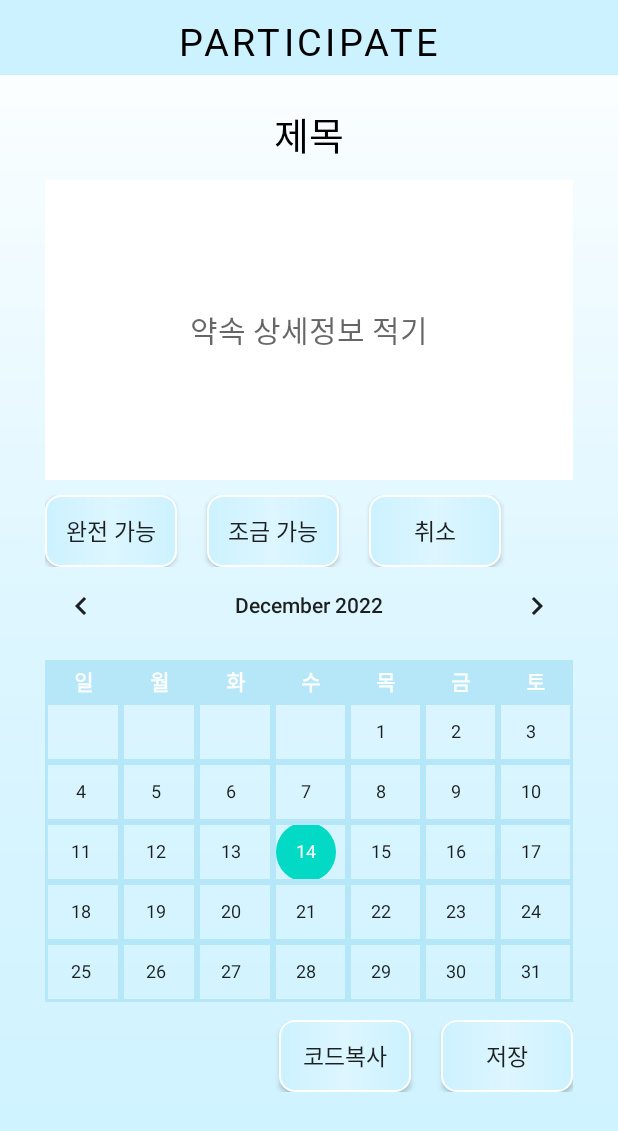
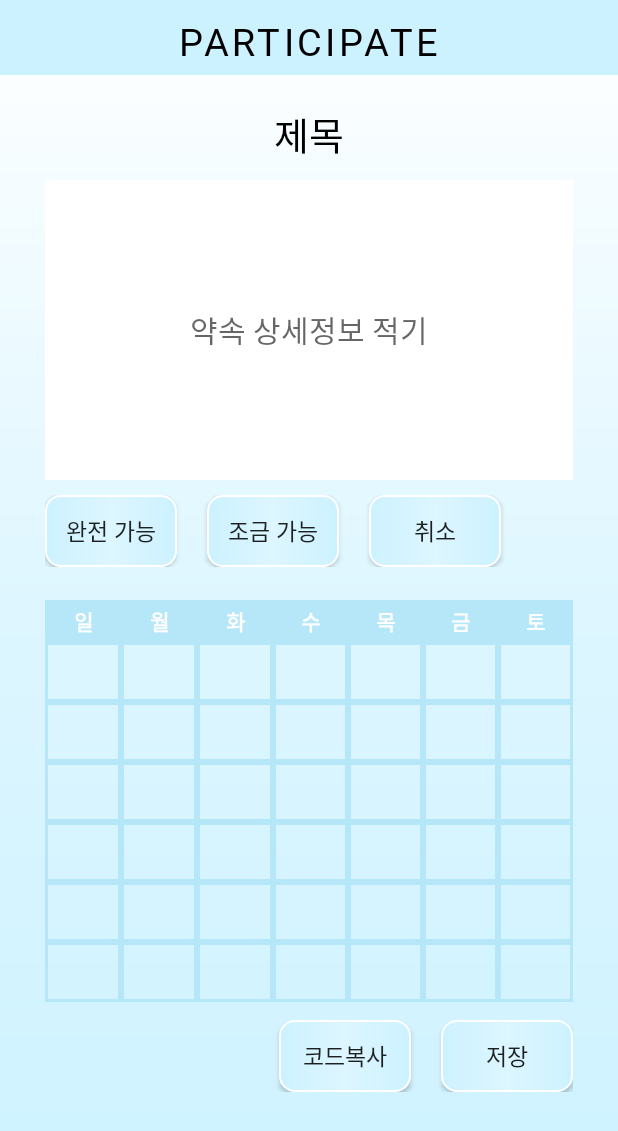
Before and after one commit to twalla26/timetable-scheduling-app, an Android app: the MonthTimetable screen opened directly, with no data from a screen before it, on a phone screen of 412 x 824 dp. Shown: the top 1131 px of the screen. Run offline under Robolectric (Android 15) with nearby library versions, the phone set to English and light mode, and no system bars; libraries missing offline, so code that uses them is left out: com.franmontiel.persistentcookiejar.

Commit message:
splash_and_popup

```diff
--- a/app/build.gradle
+++ b/app/build.gradle
@@ -1,3 +1,5 @@
+import org.gradle.api.initialization.resolve.RepositoriesMode
+
 plugins {
     id 'com.android.application'
 }
@@ -38,6 +40,7 @@ dependencies {
     implementation 'androidx.navigation:navigation-fragment:2.5.0'
     implementation 'androidx.navigation:navigation-ui:2.5.0'
     implementation("com.squareup.okhttp3:okhttp:4.9.1")
+    implementation ('com.github.franmontiel:PersistentCookieJar:v1.0.1')
     testImplementation("com.squareup.okhttp3:mockwebserver:4.9.0")
     testImplementation 'junit:junit:4.13.2'
     androidTestImplementation 'androidx.test.ext:junit:1.1.3'
--- /dev/null
+++ b/app/src/main/res/drawable/bg_splash.xml
@@ -0,0 +1,11 @@
+<?xml version="1.0" encoding="utf-8"?>
+<layer-list xmlns:android="http://schemas.android.com/apk/res/android">
+    <item android:drawable="@drawable/background"
+        android:id="@+id/title"/>
+    <item>
+        <bitmap
+            android:src="@drawable/title9"
+            android:gravity="center_horizontal"/>
+
+    </item>
+</layer-list>
--- a/app/src/main/res/layout/activity_main.xml
+++ b/app/src/main/res/layout/activity_main.xml
@@ -1,5 +1,5 @@
 <?xml version="1.0" encoding="utf-8"?>
-<LinearLayout xmlns:android="http://schemas.android.com/apk/res/android"
+<androidx.drawerlayout.widget.DrawerLayout xmlns:android="http://schemas.android.com/apk/res/android"
     xmlns:app="http://schemas.android.com/apk/res-auto"
     xmlns:tools="http://schemas.android.com/tools"
     android:layout_width="match_parent"
@@ -544,4 +544,5 @@
 
         </FrameLayout>
     </ScrollView>
-</LinearLayout>
+    <include layout="@layout/drawer"/>
+</androidx.drawerlayout.widget.DrawerLayout>
--- a/app/src/main/res/layout/activity_month_timetable.xml
+++ b/app/src/main/res/layout/activity_month_timetable.xml
@@ -122,19 +122,6 @@
                     android:textSize="15dp" />
             </LinearLayout>
 
-            <LinearLayout
-                android:layout_width="match_parent"
-                android:layout_height="match_parent"
-                android:layout_marginTop="50dp">
-
-                <CalendarView
-                    android:layout_width="match_parent"
-                    android:layout_height="366dp"
-                    android:layout_marginTop="320dp"
-                    android:layout_marginLeft="9dp"
-                    android:layout_marginRight="9dp" />
-            </LinearLayout>
-
 
             <TableLayout
                 android:layout_width="match_parent"
@@ -142,7 +129,7 @@
                 android:gravity="bottom|center"
                 android:orientation="vertical"
                 android:paddingLeft="30dp"
-                android:paddingTop="440dp"
+                android:paddingTop="400dp"
                 android:paddingRight="30dp">
 
 
@@ -531,6 +518,67 @@
                         android:background="@drawable/cell_shape1"
                         android:gravity="center" />
                 </TableRow>
+
+                <TableRow
+                    android:layout_width="match_parent"
+                    android:layout_height="match_parent">
+
+                    <androidx.appcompat.widget.AppCompatButton
+                        android:id="@+id/sunday5"
+                        android:layout_width="wrap_content"
+                        android:layout_height="40dp"
+                        android:layout_weight="3"
+                        android:background="@drawable/cell_shape1"
+                        android:gravity="center" />
+
+                    <androidx.appcompat.widget.AppCompatButton
+                        android:id="@+id/monday5"
+                        android:layout_width="wrap_content"
+                        android:layout_height="40dp"
+                        android:layout_weight="3"
+                        android:background="@drawable/cell_shape1"
+                        android:gravity="center" />
+
+                    <androidx.appcompat.widget.AppCompatButton
+                        android:id="@+id/tuesday5"
+                        android:layout_width="wrap_content"
+                        android:layout_height="40dp"
+                        android:layout_weight="3"
+                        android:background="@drawable/cell_shape1"
+                        android:gravity="center" />
+
+                    <androidx.appcompat.widget.AppCompatButton
+                        android:id="@+id/wednesday5"
+                        android:layout_width="wrap_content"
+                        android:layout_height="40dp"
+                        android:layout_weight="3"
+                        android:background="@drawable/cell_shape1"
+                        android:gravity="center" />
+
+                    <androidx.appcompat.widget.AppCompatButton
+                        android:id="@+id/thursday5"
+                        android:layout_width="wrap_content"
+                        android:layout_height="40dp"
+                        android:layout_weight="3"
+                        android:background="@drawable/cell_shape1"
+                        android:gravity="center" />
+
+                    <androidx.appcompat.widget.AppCompatButton
+                        android:id="@+id/friday5"
+                        android:layout_width="wrap_content"
+                        android:layout_height="40dp"
+                        android:layout_weight="3"
+                        android:background="@drawable/cell_shape1"
+                        android:gravity="center" />
+
+                    <androidx.appcompat.widget.AppCompatButton
+                        android:id="@+id/saturday5"
+                        android:layout_width="wrap_content"
+                        android:layout_height="40dp"
+                        android:layout_weight="3"
+                        android:background="@drawable/cell_shape1"
+                        android:gravity="center" />
+                </TableRow>
             </TableLayout>
             <LinearLayout
                 android:layout_width="match_parent"
--- /dev/null
+++ b/app/src/main/res/values/styles.xml
@@ -0,0 +1,6 @@
+<?xml version="1.0" encoding="utf-8"?>
+<resources>
+    <style name="SplashTheme" parent="Theme.AppCompat.DayNight.NoActionBar">
+        <item name="android:windowBackground">@drawable/bg_splash</item>
+    </style>
+</resources>
```
Also changed, not shown: app/src/main/AndroidManifest.xml (+10 -1 lines), app/src/main/java/com/example/scheduler/MainActivity.java (+36 -0 lines), app/src/main/java/com/example/scheduler/MonthTimetable.java (+163 -8 lines), app/src/main/java/com/example/scheduler/Popup.java (added, +40 -0 lines), app/src/main/java/com/example/scheduler/SplashActivity.java (added, +18 -0 lines), app/src/main/res/layout/activity_popup.xml (added, +52 -0 lines), app/src/main/res/layout/activity_result_month.xml (+0 -11 lines), app/src/main/res/layout/activity_splash.xml (added, +18 -0 lines), app/src/main/res/layout/drawer.xml (added, +38 -0 lines), app/src/main/res/drawable/title2.png (added), app/src/main/res/drawable/title9.png (added).
